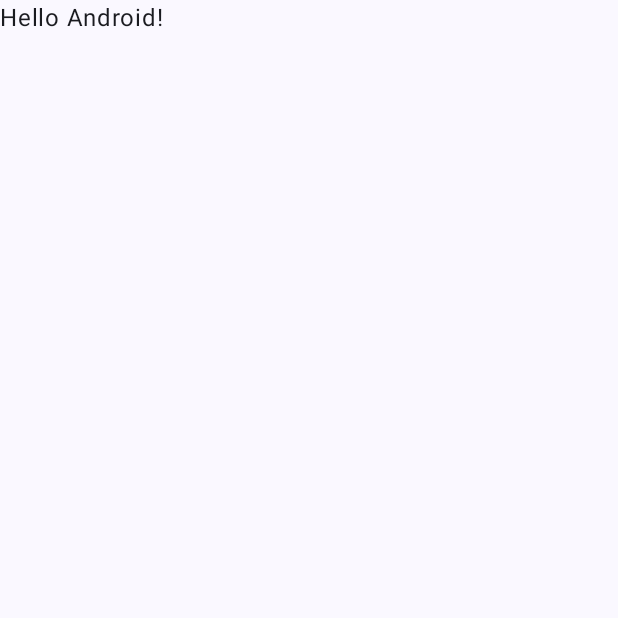
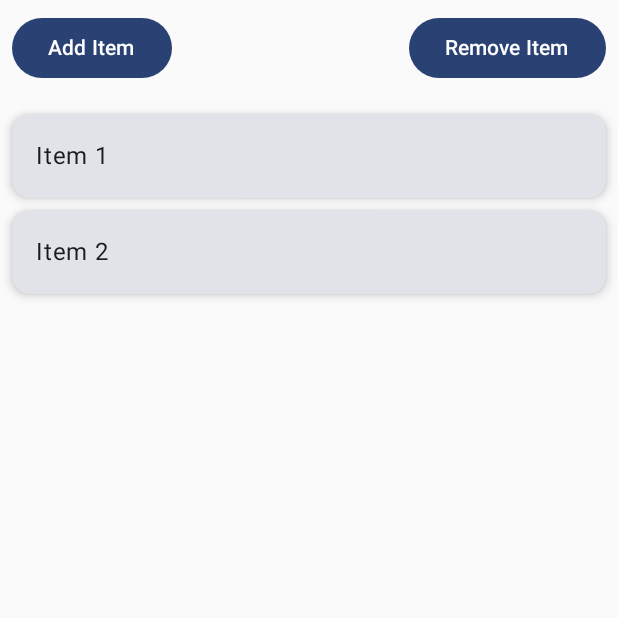
Before and after one commit to warrenth/ComposePlayground, an Android app built with Jetpack Compose: the screen it shows after launch (MainActivity), on a phone screen of 412 x 824 dp, the top half of it. Before the commit the part shown is almost empty. Run offline under Robolectric (Android 15) with nearby library versions, the phone set to English and light mode, and no system bars.

```diff
--- a/app/src/main/java/com/kth/composeplayground/MainActivity.kt
+++ b/app/src/main/java/com/kth/composeplayground/MainActivity.kt
@@ -11,6 +11,7 @@ import androidx.compose.material3.Text
 import androidx.compose.runtime.Composable
 import androidx.compose.ui.Modifier
 import androidx.compose.ui.tooling.preview.Preview
+import com.kth.composeplayground.lazycolumn.LazyColumnScreen
 import com.kth.composeplayground.ui.theme.ComposePlaygroundTheme
 
 class MainActivity : ComponentActivity() {
@@ -19,29 +20,17 @@ class MainActivity : ComponentActivity() {
         enableEdgeToEdge()
         setContent {
             ComposePlaygroundTheme {
-                Scaffold(modifier = Modifier.fillMaxSize()) { innerPadding ->
-                    Greeting(
-                        name = "Android",
-                        modifier = Modifier.padding(innerPadding)
-                    )
-                }
+                LazyColumnScreen()
             }
         }
     }
 }
 
-@Composable
-fun Greeting(name: String, modifier: Modifier = Modifier) {
-    Text(
-        text = "Hello $name!",
-        modifier = modifier
-    )
-}
 
 @Preview(showBackground = true)
 @Composable
 fun GreetingPreview() {
     ComposePlaygroundTheme {
-        Greeting("Android")
+        LazyColumnScreen()
     }
 }
--- /dev/null
+++ b/app/src/main/java/com/kth/composeplayground/lazycolumn/ItemData.kt
@@ -0,0 +1,6 @@
+package com.kth.composeplayground.lazycolumn
+
+data class ItemData(
+    val id: Int,
+    val title: String,
+)
--- /dev/null
+++ b/app/src/main/java/com/kth/composeplayground/lazycolumn/LazyColumnScreen.kt
@@ -0,0 +1,69 @@
+package com.kth.composeplayground.lazycolumn
+
+import android.annotation.SuppressLint
+import androidx.compose.foundation.layout.*
+import androidx.compose.foundation.lazy.*
+import androidx.compose.material3.*
+import androidx.compose.runtime.*
+import androidx.compose.ui.Modifier
+import androidx.compose.ui.unit.dp
+import androidx.lifecycle.viewmodel.compose.viewModel
+import kotlinx.coroutines.launch
+
+@Composable
+fun LazyColumnScreen(
+    viewModel: LazyColumnViewModel = viewModel()
+) {
+    val itemList by viewModel.itemList.collectAsState()
+    val listState = rememberLazyListState()
+    val scope = rememberCoroutineScope()
+
+    Column(modifier = Modifier.fillMaxSize()) {
+        Row(
+            modifier = Modifier
+                .fillMaxWidth()
+                .padding(8.dp),
+            horizontalArrangement = Arrangement.SpaceBetween
+        ) {
+            Button(onClick = {
+                viewModel.addItem()
+                scope.launch {
+                    listState.animateScrollToItem(0)
+                }
+            }) {
+                Text("Add Item")
+            }
+
+            Button(
+                onClick = { viewModel.removeItem() },
+                enabled = itemList.isNotEmpty()
+            ) {
+                Text("Remove Item")
+            }
+        }
+
+        LazyColumn(
+            state = listState,
+            modifier = Modifier
+                .fillMaxSize()
+                .padding(8.dp)
+        ) {
+            itemsIndexed(
+                items = itemList,
+                key = { index, item -> item.id }
+            ) { index, item ->
+                Card(
+                    modifier = Modifier
+                        .fillMaxWidth()
+                        .padding(vertical = 4.dp),
+                    elevation = CardDefaults.cardElevation(defaultElevation = 4.dp)
+                ) {
+                    Text(
+                        text = item.title,
+                        modifier = Modifier.padding(16.dp)
+                    )
+                }
+            }
+        }
+    }
+}
--- /dev/null
+++ b/app/src/main/java/com/kth/composeplayground/lazycolumn/LazyColumnViewModel.kt
@@ -0,0 +1,30 @@
+package com.kth.composeplayground.lazycolumn
+
+import androidx.compose.runtime.mutableStateListOf
+import androidx.lifecycle.ViewModel
+import kotlinx.coroutines.flow.MutableStateFlow
+import kotlinx.coroutines.flow.StateFlow
+
+class LazyColumnViewModel : ViewModel() {
+
+    private var nextId = 3
+
+    private val _itemList = MutableStateFlow(
+        mutableStateListOf<ItemData>().apply {
+            addAll((1..2).map { ItemData(it, "Item $it") })
+        }
+    )
+    val itemList: StateFlow<List<ItemData>> = _itemList
+
+    fun addItem() {
+        val newItem = ItemData(nextId, "New Item $nextId")
+        _itemList.value.add(0, newItem)
+        nextId++
+    }
+
+    fun removeItem() {
+        if (_itemList.value.isNotEmpty()) {
+            _itemList.value.removeAt(0)
+        }
+    }
+}
--- a/gradle/libs.versions.toml
+++ b/gradle/libs.versions.toml
@@ -8,6 +8,8 @@ espressoCore = "3.6.1"
 lifecycleRuntimeKtx = "2.8.7"
 activityCompose = "1.10.1"
 composeBom = "2024.04.01"
+compose = "1.6.0"
+lifecycle-compose = "2.6.2"
 
 [libraries]
 androidx-core-ktx = { group = "androidx.core", name = "core-ktx", version.ref = "coreKtx" }
@@ -17,6 +19,7 @@ androidx-espresso-core = { group = "androidx.test.espresso", name = "espresso-co
 androidx-lifecycle-runtime-ktx = { group = "androidx.lifecycle", name = "lifecycle-runtime-ktx", version.ref = "lifecycleRuntimeKtx" }
 androidx-activity-compose = { group = "androidx.activity", name = "activity-compose", version.ref = "activityCompose" }
 androidx-compose-bom = { group = "androidx.compose", name = "compose-bom", version.ref = "composeBom" }
+compose-ui-tooling = { group = "androidx.compose.ui", name = "ui-tooling", version.ref = "compose" }
 androidx-ui = { group = "androidx.compose.ui", name = "ui" }
 androidx-ui-graphics = { group = "androidx.compose.ui", name = "ui-graphics" }
 androidx-ui-tooling = { group = "androidx.compose.ui", name = "ui-tooling" }
@@ -24,6 +27,7 @@ androidx-ui-tooling-preview = { group = "androidx.compose.ui", name = "ui-toolin
 androidx-ui-test-manifest = { group = "androidx.compose.ui", name = "ui-test-manifest" }
 androidx-ui-test-junit4 = { group = "androidx.compose.ui", name = "ui-test-junit4" }
 androidx-material3 = { group = "androidx.compose.material3", name = "material3" }
+lifecycle-viewmodel-compose = { group = "androidx.lifecycle", name = "lifecycle-viewmodel-compose", version.ref = "lifecycle-compose" }
 
 [plugins]
 android-application = { id = "com.android.application", version.ref = "agp" }
```
Also changed, not shown: app/build.gradle.kts (+10 -0 lines), 1 other file.
